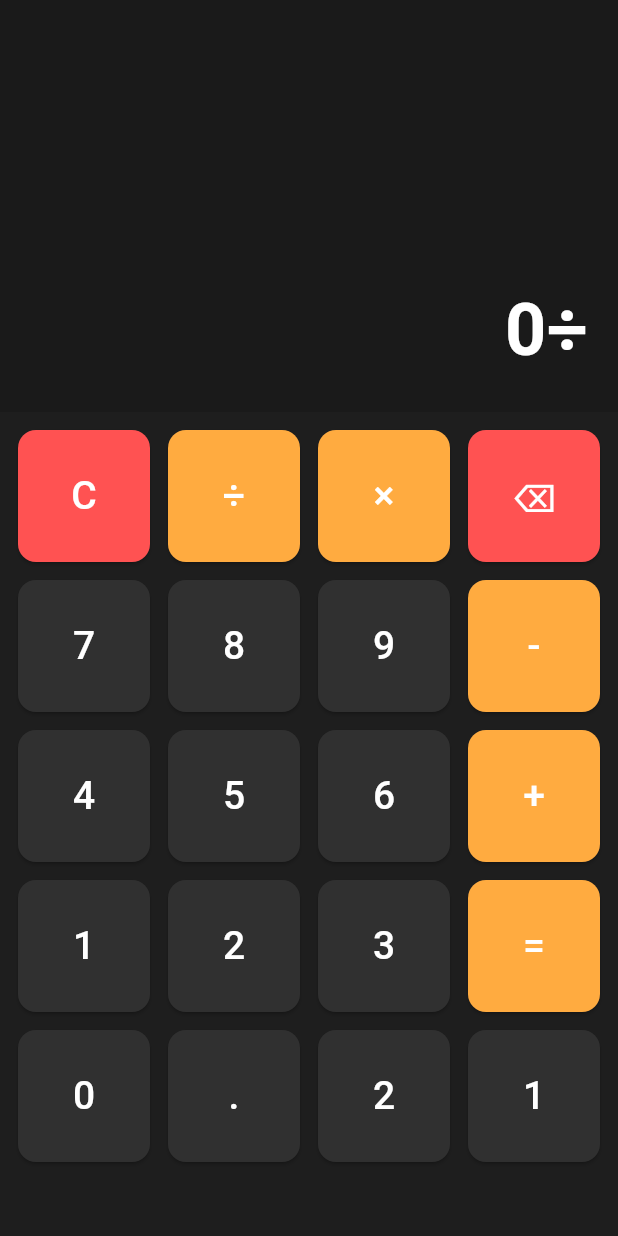
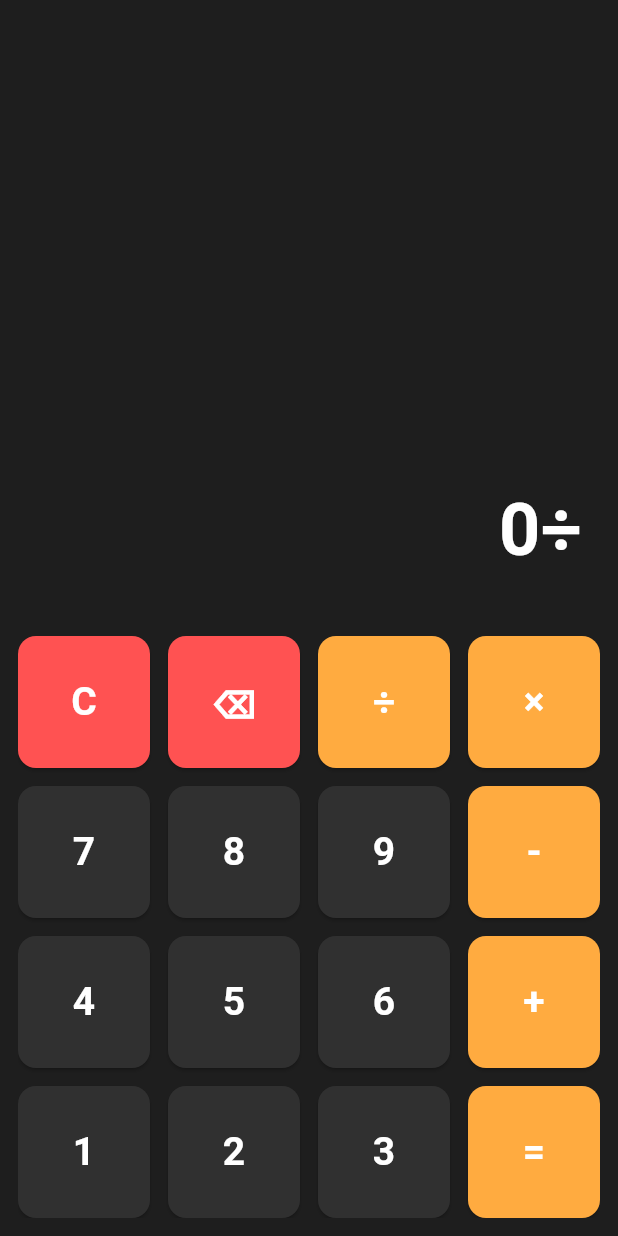
Before and after one commit to XyrelTenz/FlutterApps, a Flutter app: the screen it shows after launch, after a tap on an icon or button, on a phone screen of 412 x 824 dp. Run offline on Flutter 3.47's test engine with Material 3 defaults, Android fonts, the light colour scheme and no system bars; our stand-ins replace curved_navigation_bar, flutter_riverpod.

Commit message:
Day 5 Calculator

```diff
--- a/lib/playgroud/calculator.dart
+++ b/lib/playgroud/calculator.dart
@@ -10,9 +10,9 @@ class Calculator extends StatefulWidget {
 class _CalculatorState extends State<Calculator> {
   final List<String> buttons = [
     'C',
+    '⌫',
     '÷',
     '×',
-    '⌫',
     '7',
     '8',
     '9',
@@ -27,11 +27,12 @@ class _CalculatorState extends State<Calculator> {
     '=',
     '0',
     '.',
-    '2',
-    '1',
+    '',
+    '',
+    '',
   ];
 
-  String displayText = "0";
+  String displayText = '0';
   bool justCalculated = false;
 
   void onButtonPressed(String value) {
@@ -48,19 +49,13 @@ class _CalculatorState extends State<Calculator> {
       } else if (value == '=') {
         _calculateResult();
       } else {
-        if (justCalculated) {
-          if (RegExp(r'[0-9.]').hasMatch(value)) {
+        if (justCalculated && RegExp(r'[0-9]').hasMatch(value)) {
+          displayText = value;
+          justCalculated = false;
+        } else if (displayText == '0' && RegExp(r'[0-9.]').hasMatch(value)) {
           displayText = value;
         } else {
           displayText += value;
-          }
-          justCalculated = false;
-        } else {
-          if (displayText == '0' && RegExp(r'[0-9.]').hasMatch(value)) {
-            displayText = value;
-          } else {
-            displayText += value;
-          }
         }
       }
     });
@@ -73,7 +68,10 @@ class _CalculatorState extends State<Calculator> {
 
       String formatted = result % 1 == 0
           ? result.toInt().toString()
-          : result.toString();
+          : result
+                .toStringAsFixed(6)
+                .replaceAll(RegExp(r'0+$'), '')
+                .replaceAll(RegExp(r'\.$'), '');
 
       setState(() {
         displayText = formatted;
@@ -89,6 +87,7 @@ class _CalculatorState extends State<Calculator> {
   double _evaluateExpression(String expr) {
     List<String> tokens = _tokenize(expr);
 
+    // Handle multiplication and division first
     for (int i = 0; i < tokens.length; i++) {
       if (tokens[i] == '*' || tokens[i] == '/') {
         double left = double.parse(tokens[i - 1]);
@@ -99,6 +98,7 @@ class _CalculatorState extends State<Calculator> {
       }
     }
 
+    // Then addition and subtraction
     for (int i = 0; i < tokens.length; i++) {
       if (tokens[i] == '+' || tokens[i] == '-') {
         double left = double.parse(tokens[i - 1]);
@@ -123,30 +123,27 @@ class _CalculatorState extends State<Calculator> {
       backgroundColor: const Color(0xFF1E1E1E),
       body: SafeArea(
         child: Column(
-          mainAxisAlignment: MainAxisAlignment.end,
           children: [
+            // Display Screen
             Expanded(
               flex: 1,
               child: Container(
-                width: double.infinity,
-                color: Colors.black12,
-                padding: const EdgeInsets.all(20),
-                child: Align(
                 alignment: Alignment.bottomRight,
+                padding: const EdgeInsets.all(24),
                 child: Text(
                   displayText,
                   style: const TextStyle(
                     fontSize: 48,
+                    color: Colors.white,
                     fontWeight: FontWeight.bold,
-                      color: Colors.white,
-                    ),
                   ),
                 ),
               ),
             ),
 
+            // Buttons Grid
             Expanded(
-              flex: 2,
+              flex: 1,
               child: Padding(
                 padding: const EdgeInsets.all(12),
                 child: GridView.builder(
@@ -162,11 +159,7 @@ class _CalculatorState extends State<Calculator> {
                     Color bgColor;
                     if (button == 'C' || button == '⌫') {
                       bgColor = Colors.redAccent;
-                    } else if (button == '=' ||
-                        button == '+' ||
-                        button == '-' ||
-                        button == '×' ||
-                        button == '÷') {
+                    } else if (['÷', '×', '-', '+', '='].contains(button)) {
                       bgColor = Colors.orangeAccent;
                     } else {
                       bgColor = Colors.grey[850]!;
@@ -179,14 +172,13 @@ class _CalculatorState extends State<Calculator> {
                           borderRadius: BorderRadius.circular(12),
                         ),
                       ),
-                      onPressed: button.isEmpty
-                          ? null
-                          : () => onButtonPressed(button),
+                      onPressed: () => onButtonPressed(button),
                       child: Text(
                         button,
                         style: const TextStyle(
                           fontSize: 26,
                           color: Colors.white,
+                          fontWeight: FontWeight.bold,
                         ),
                       ),
                     );
```
Lines whose indentation alone changed are shown as unchanged.
